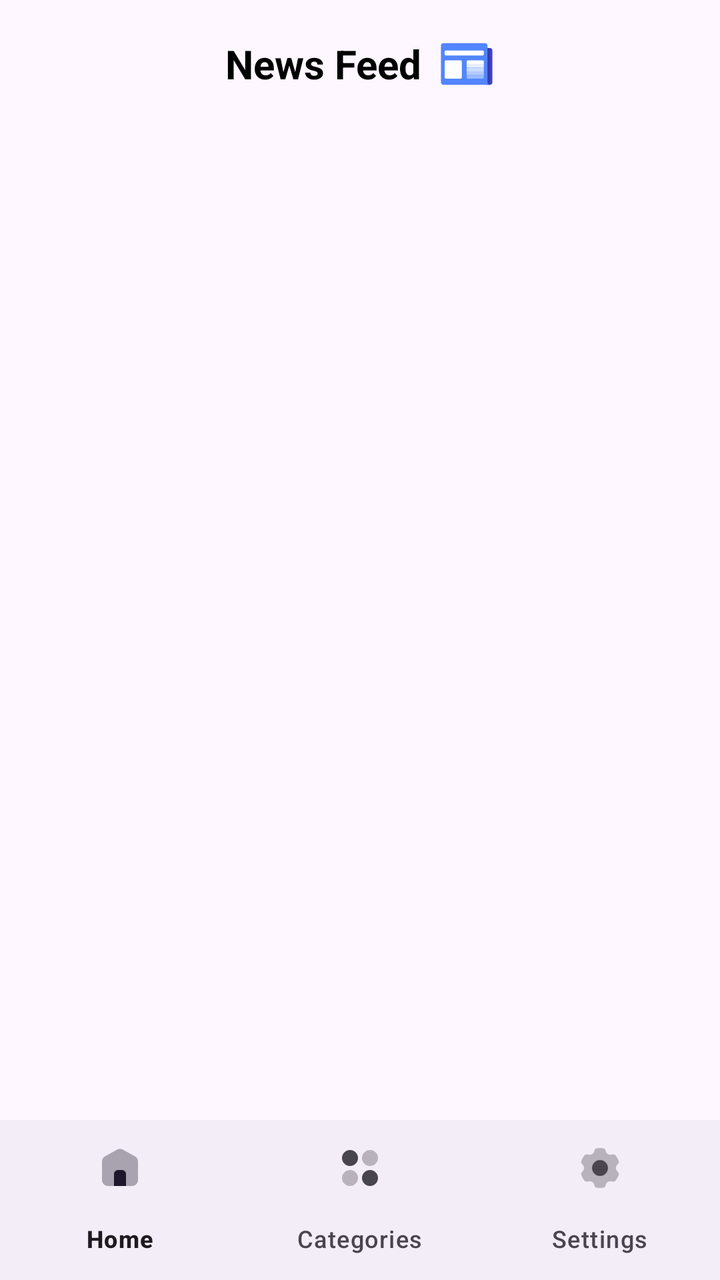
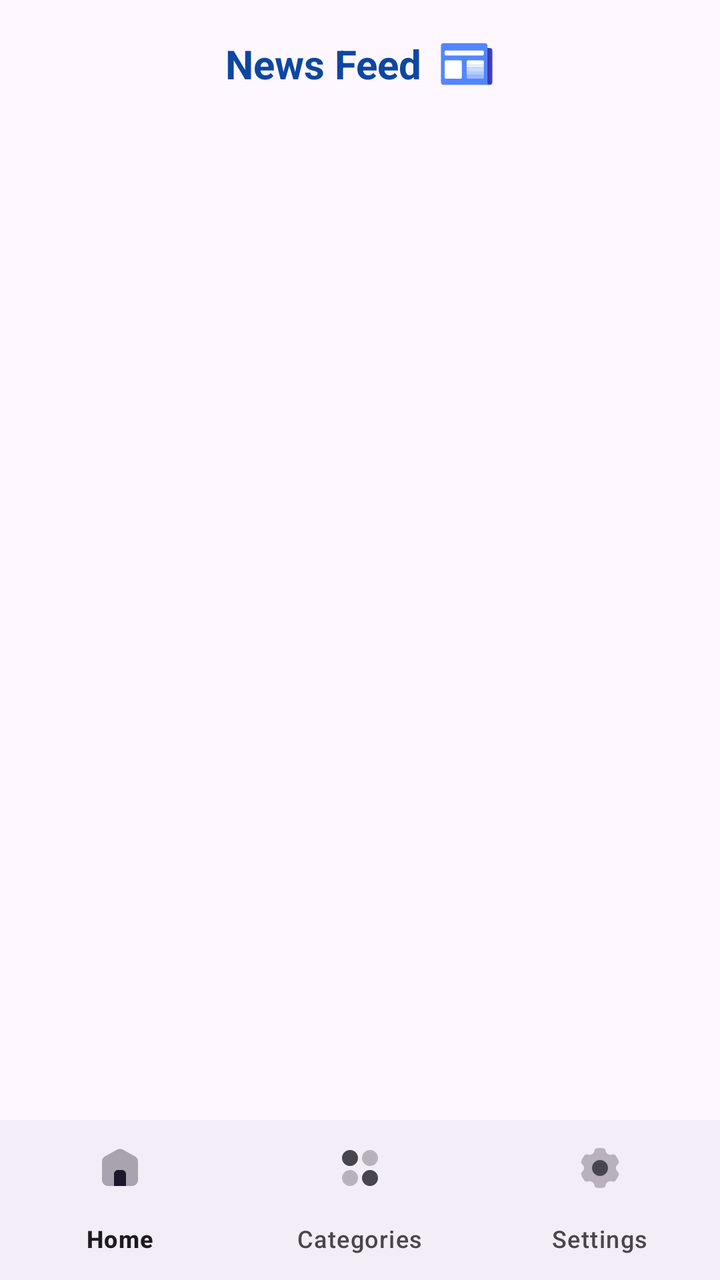

The first picture is an Android layout as it rendered before a commit; the second is the same layout after the commit. The layout source and the unified diff follow.
<!-- AndroidManifest.xml: application theme Theme.NewsFeed -->
<!-- res/layout/activity_main.xml -->
<?xml version="1.0" encoding="utf-8"?>
<androidx.coordinatorlayout.widget.CoordinatorLayout
    xmlns:android="http://schemas.android.com/apk/res/android"
    xmlns:app="http://schemas.android.com/apk/res-auto"
    xmlns:tools="http://schemas.android.com/tools"
    android:id="@+id/main"
    android:layout_width="match_parent"
    android:layout_height="match_parent"
    tools:context=".MainActivity">

    <com.google.android.material.appbar.AppBarLayout
        android:layout_width="match_parent"
        android:layout_height="wrap_content">

        <androidx.appcompat.widget.Toolbar
            android:id="@+id/toolbar"
            android:layout_width="match_parent"
            android:layout_height="?attr/actionBarSize"
            android:theme="@style/ThemeOverlay.AppCompat.Dark.ActionBar">

            <LinearLayout
                android:layout_width="match_parent"
                android:layout_height="match_parent"
                android:orientation="horizontal"
                android:gravity="center"
                android:layout_gravity="center">
                <TextView
                    android:layout_width="wrap_content"
                    android:layout_height="wrap_content"
                    android:text="@string/app_name"
                    android:textColor="@color/black"
                    android:textSize="20sp"
                    android:textStyle="bold" />
                <ImageView
                    android:layout_width="60dp"
                    android:layout_height="wrap_content"
                    android:src="@drawable/ic_launcher_foreground"
                    android:layout_marginStart="-8dp" />

            </LinearLayout>
        </androidx.appcompat.widget.Toolbar>

    </com.google.android.material.appbar.AppBarLayout>


    <FrameLayout
        android:id="@+id/fragment_container"
        android:layout_width="match_parent"
        android:layout_height="match_parent"
        android:layout_marginTop="?attr/actionBarSize" />

    <com.google.android.material.bottomnavigation.BottomNavigationView
        android:id="@+id/bottom_navigation"
        android:layout_width="match_parent"
        android:layout_height="wrap_content"
        android:layout_gravity="bottom"
        app:menu="@menu/bottom_navigation_menu" />

</androidx.coordinatorlayout.widget.CoordinatorLayout>
<!-- resources referenced by this layout -->
<resources>
  <color name="black">#FF000000</color>
  <!-- drawable ic_launcher_foreground (drawable) -->
  <vector xmlns:android="http://schemas.android.com/apk/res/android"
      xmlns:aapt="http://schemas.android.com/aapt"
      android:width="108dp"
      android:height="108dp"
      android:viewportWidth="48"
      android:viewportHeight="48">
    <group android:scaleX="0.49"
        android:scaleY="0.49"
        android:translateX="12.24"
        android:translateY="12.24">
      <path
          android:pathData="M43,11h-3v30h3c1.105,0 2,-0.895 2,-2V13C45,11.895 44.105,11 43,11z">
        <aapt:attr name="android:fillColor">
          <gradient 
              android:startX="41.018"
              android:startY="26"
              android:endX="45.176"
              android:endY="26"
              android:type="linear">
            <item android:offset="0" android:color="#FF3537B0"/>
            <item android:offset="1" android:color="#FF4646CF"/>
          </gradient>
        </aapt:attr>
      </path>
      <path
          android:pathData="M41,39V9c0,-1.105 -0.895,-2 -2,-2H5C3.895,7 3,7.895 3,9v30c0,1.105 0.895,2 2,2h38C41.895,41 41,40.105 41,39z"
          android:fillColor="#5286ff"/>
      <path
          android:pathData="M37,17H7c-0.552,0 -1,-0.448 -1,-1v-2c0,-0.552 0.448,-1 1,-1h30c0.552,0 1,0.448 1,1v2C38,16.552 37.552,17 37,17z"
          android:fillColor="#fff"/>
      <path
          android:pathData="M19,36H7c-0.552,0 -1,-0.448 -1,-1V22c0,-0.552 0.448,-1 1,-1h12c0.552,0 1,0.448 1,1v13C20,35.552 19.552,36 19,36z"
          android:fillColor="#fff"/>
      <path
          android:pathData="M38,24H24v-2c0,-0.552 0.448,-1 1,-1h12c0.552,0 1,0.448 1,1V24z"
          android:fillColor="#fff"/>
      <path
          android:pathData="M24,24h14v3h-14z"
          android:fillColor="#e6eeff"/>
      <path
          android:pathData="M24,27h14v3h-14z"
          android:fillColor="#ccdcff"/>
      <path
          android:pathData="M24,30h14v3h-14z"
          android:fillColor="#b3cbff"/>
      <path
          android:pathData="M37,36H25c-0.552,0 -1,-0.448 -1,-1v-2h14v2C38,35.552 37.552,36 37,36z"
          android:fillColor="#9abaff"/>
    </group>
  </vector>
  <string name="app_name">News Feed</string>
  <style name="Theme.NewsFeed" parent="Theme.Material3.DayNight.NoActionBar">
          
          <item name="colorPrimary">@color/primary</item>
          <item name="colorPrimaryVariant">@color/primary_dark</item>
          <item name="colorOnPrimary">@color/white</item>
  
          
          <item name="colorSecondary">@color/accent</item>
          <item name="colorSecondaryVariant">@color/teal_700</item>
          <item name="colorOnSecondary">@color/black</item>
  
          
          <item name="android:statusBarColor">@android:color/transparent</item>
          <item name="android:windowLightStatusBar">true</item>
  
          
          <item name="cardBackgroundColor">@color/card_background</item>
  
          
          <item name="android:textColorPrimary">@color/text_primary</item>
          <item name="android:textColorSecondary">@color/text_secondary</item>
  
          
          <item name="android:navigationBarColor">@android:color/transparent</item>
          <item name="android:enforceNavigationBarContrast">false</item>
      </style>
  <color name="primary">#FF0D47A1</color>
  <color name="primary_dark">#FF002171</color>
  <color name="white">#FFFFFFFF</color>
  <color name="accent">#FFD81B60</color>
  <color name="teal_700">#FF018786</color>
  <color name="card_background">#FFFFFF</color>
  <color name="text_primary">#212121</color>
  <color name="text_secondary">#757575</color>
</resources>

<!-- the commit's change to res/layout/activity_main.xml (unified diff, before → after) -->
@@ -28,7 +28,7 @@
                     android:layout_width="wrap_content"
                     android:layout_height="wrap_content"
                     android:text="@string/app_name"
-                    android:textColor="@color/black"
+                    android:textColor="?attr/colorPrimary"
                     android:textSize="20sp"
                     android:textStyle="bold" />
                 <ImageView
<!-- resource entries referenced after the edit -->
@@ -1,6 +1,5 @@
 <!-- resources referenced by this layout -->
 <resources>
-  <color name="black">#FF000000</color>
   <!-- drawable ic_launcher_foreground (drawable) -->
   <vector xmlns:android="http://schemas.android.com/apk/res/android"
       xmlns:aapt="http://schemas.android.com/aapt"
@@ -84,6 +83,7 @@
   <color name="white">#FFFFFFFF</color>
   <color name="accent">#FFD81B60</color>
   <color name="teal_700">#FF018786</color>
+  <color name="black">#FF000000</color>
   <color name="card_background">#FFFFFF</color>
   <color name="text_primary">#212121</color>
   <color name="text_secondary">#757575</color>
